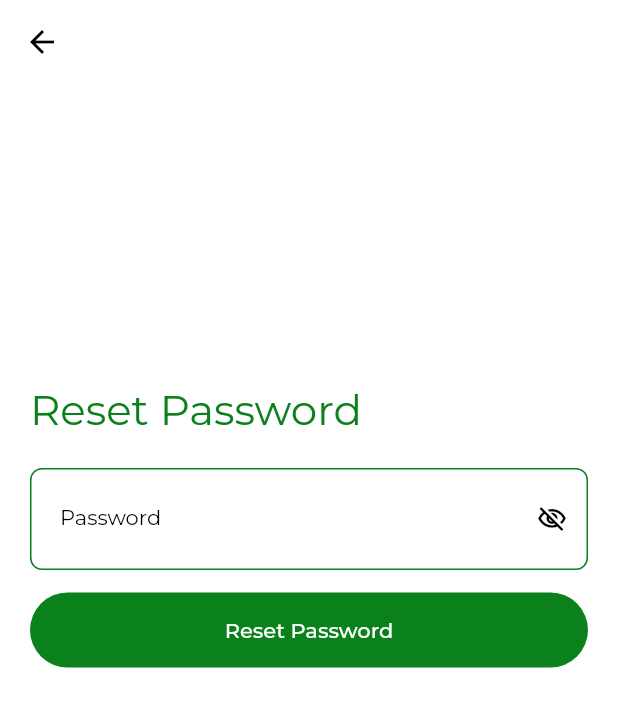
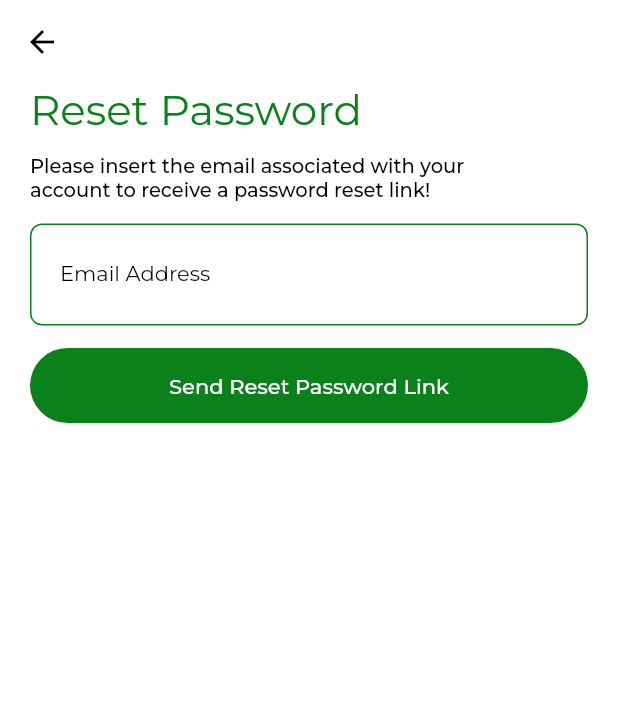
Before and after one commit to jordandadams/savejar_v2, a Flutter app: the screen it shows after launch, after a tap on "Forgot Password?", on a phone screen of 412 x 824 dp. Shown: the top 707 px of the screen. Run offline on Flutter 3.47's test engine with Material 2 defaults, Android fonts, the phone set to English and light mode, and no system bars; our stand-ins replace auto_route, connectivity_plus, dio, flutter_dotenv, flutter_easyloading, flutter_riverpod and 5 more; generated files the repository leaves out were written again.

Commit message:
Fixed password icon issue and forgot password page

```diff
--- a/lib/feature/auth/widget/forgot_password_page.dart
+++ b/lib/feature/auth/widget/forgot_password_page.dart
@@ -3,13 +3,13 @@ import 'package:flutter/material.dart';
 import 'package:flutter_boilerplate/feature/auth/model/auth_state.dart';
 import 'package:flutter_boilerplate/feature/auth/provider/auth_provider.dart';
 import 'package:flutter_boilerplate/shared/route/router.gr.dart';
+import 'package:flutter_boilerplate/shared/util/validator.dart';
 import 'package:flutter_riverpod/flutter_riverpod.dart';
 import 'package:google_fonts/google_fonts.dart';
 import '../../../shared/constants/app_theme.dart';
 
 class ForgotPasswordPage extends ConsumerWidget {
-  final _passwordController = TextEditingController();
-  final passwordLoginVisibilityProvider = StateProvider<bool>((ref) => false);
+  final _emailController = TextEditingController();
 
   ForgotPasswordPage({Key? key}) : super(key: key);
 
@@ -18,7 +18,6 @@ class ForgotPasswordPage extends ConsumerWidget {
 
   @override
   Widget build(BuildContext context, WidgetRef ref) {
-    bool passwordLoginVisibility = ref.watch(passwordLoginVisibilityProvider);
     ref.listen(authProvider, (previous, next) {
       if (next is AuthState) {
         next.maybeWhen(
@@ -46,38 +45,48 @@ class ForgotPasswordPage extends ConsumerWidget {
             child: Column(
               crossAxisAlignment: CrossAxisAlignment.start,
               children: <Widget>[
+                Text(
+                  'Reset Password',
+                  style:
+                      GoogleFonts.getFont('Montserrat', textStyle: loginTitle),
+                ),
                 Padding(
-                  padding: const EdgeInsetsDirectional.fromSTEB(0, 200, 0, 10),
-                  child: Text(
-                    'Reset Password',
-                    style: GoogleFonts.getFont('Montserrat',
-                        textStyle: loginTitle),
+                  padding: const EdgeInsetsDirectional.fromSTEB(0, 12, 0, 0),
+                  child: Row(
+                    mainAxisSize: MainAxisSize.max,
+                    children: [
+                      Text(
+                        'Please insert the email associated with your\naccount to receive a password reset link!',
+                        style: GoogleFonts.getFont('Montserrat',
+                            textStyle: loginSecondaryTitle),
+                      ),
+                    ],
                   ),
                 ),
                 Form(
                   key: _formKey,
                   child: Column(
                     children: [
-                      //password input field
+                      //email input field
                       Padding(
                         padding:
-                            const EdgeInsetsDirectional.fromSTEB(0, 12, 0, 0),
+                            const EdgeInsetsDirectional.fromSTEB(0, 15, 0, 0),
                         child: TextFormField(
-                          controller: _passwordController,
-                          obscureText: passwordLoginVisibility,
+                          controller: _emailController,
+                          obscureText: false,
                           decoration: InputDecoration(
-                            labelText: 'Password',
+                            labelText: 'Email Address',
                             labelStyle: GoogleFonts.getFont(
                               'Montserrat',
                               textStyle: loginEmailText,
                             ),
-                            hintText: 'Enter your password...',
+                            hintText: 'Enter your email...',
                             hintStyle: GoogleFonts.getFont(
                               'Montserrat',
                               textStyle: loginEmailText,
                             ),
                             enabledBorder: OutlineInputBorder(
-                              borderSide: const BorderSide(
+                              borderSide: BorderSide(
                                 color: primaryColor,
                                 width: 1,
                               ),
@@ -109,26 +118,14 @@ class ForgotPasswordPage extends ConsumerWidget {
                             contentPadding:
                                 const EdgeInsetsDirectional.fromSTEB(
                                     20, 24, 20, 24),
-                            suffixIcon: InkWell(
-                              onTap: () => ref
-                                  .read(
-                                    passwordLoginVisibilityProvider.state,
-                                  )
-                                  .state = false,
-                              focusNode: FocusNode(skipTraversal: true),
-                              child: Icon(
-                                passwordLoginVisibility
-                                    ? Icons.visibility_outlined
-                                    : Icons.visibility_off_outlined,
-                                color: Colors.black,
-                                size: 20,
-                              ),
-                            ),
                           ),
-                          style: GoogleFonts.getFont('Montserrat'),
+                          style: GoogleFonts.getFont(
+                            'Montserrat',
+                          ),
                           validator: (value) {
-                            if (value == null || value.isEmpty) {
-                              return 'Enter Password';
+                            Validator.isValidEmail(value);
+                            if (Validator.isValidEmail(value) == false) {
+                              return 'Please enter a valid email!';
                             }
 
                             return null;
@@ -164,7 +161,7 @@ class ForgotPasswordPage extends ConsumerWidget {
       child: TextButton(
         onPressed: () {},
         child: Text(
-          'Reset Password',
+          'Send Reset Password Link',
           style: GoogleFonts.getFont('Montserrat', textStyle: loginButtonText),
         ),
       ),
--- a/lib/feature/auth/widget/sign_in_page.dart
+++ b/lib/feature/auth/widget/sign_in_page.dart
@@ -245,9 +245,9 @@ class SignInPage extends ConsumerWidget {
                                                 onTap: () => ref
                                                     .read(
                                                       passwordLoginVisibilityProvider
-                                                          .state,
+                                                          .notifier,
                                                     )
-                                                    .state = false,
+                                                    .state = !passwordLoginVisibility,
                                                 focusNode: FocusNode(
                                                     skipTraversal: true),
                                                 child: Icon(
```
Also changed, not shown: lib/feature/auth/widget/sign_up_page.dart (+33 -6 lines).
